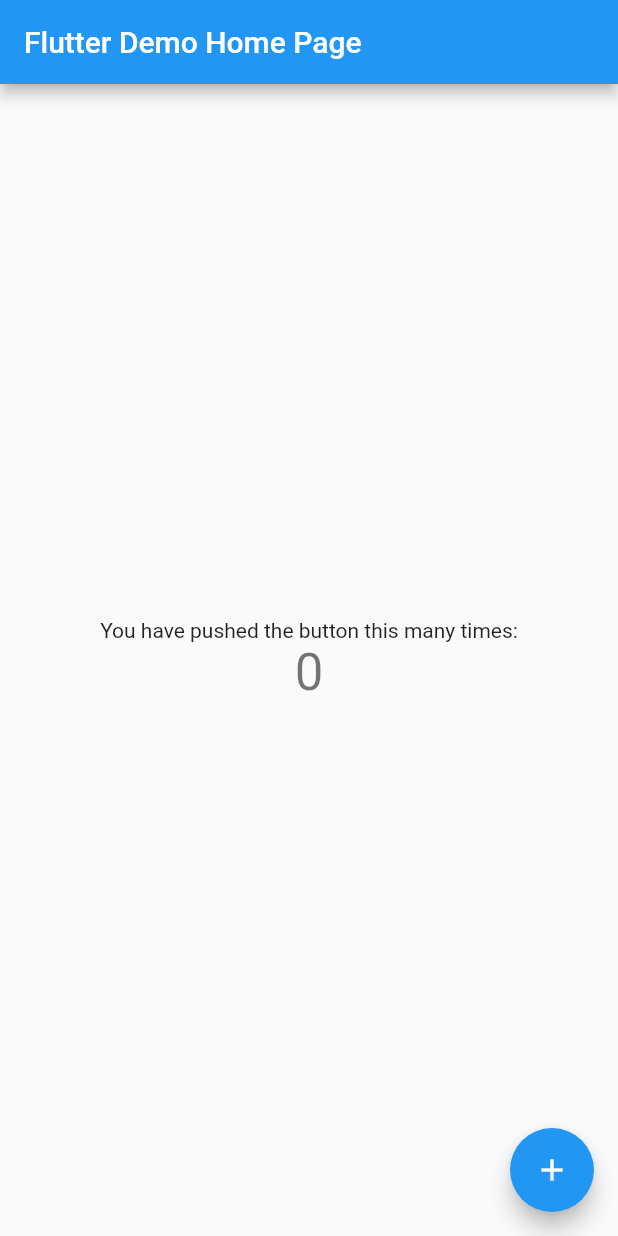
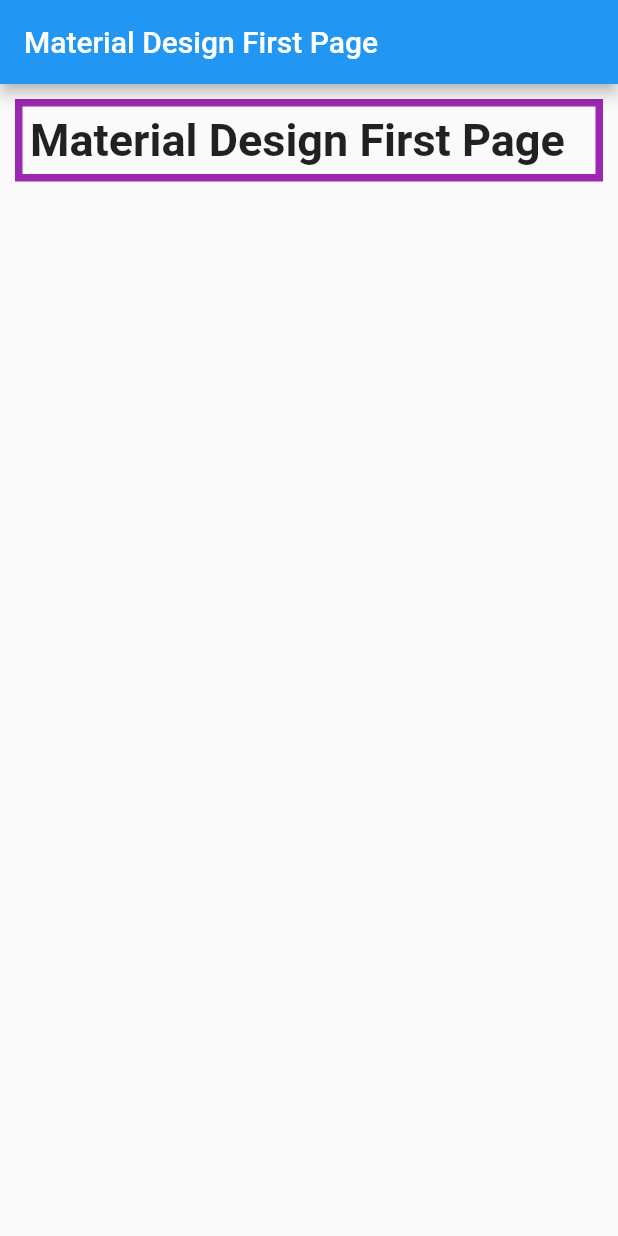
Before and after one commit to sanjibsinha/better_flutter, a Flutter app: the screen it shows after launch, on a phone screen of 412 x 824 dp. Run offline on Flutter 3.47's test engine with Material 2 defaults, Android fonts, the light colour scheme and no system bars.

Commit message:
second commit

```diff
--- /dev/null
+++ b/lib/chapter_two/material_app/material_design.dart
@@ -0,0 +1,107 @@
+import 'dart:ui';
+
+import 'package:flutter/material.dart';
+
+class MaterialDesign extends StatelessWidget {
+  const MaterialDesign({Key? key}) : super(key: key);
+
+  @override
+  Widget build(BuildContext context) {
+    return MaterialApp(
+      title: 'Better Flutter - Essential Widgets',
+      home: MDFirstPage(),
+      initialRoute: '/',
+      onGenerateRoute: (settings) {
+        MaterialPageRoute(
+          settings: settings,
+          builder: (BuildContext context) => MDSecondPage(),
+          fullscreenDialog: true,
+        );
+      },
+    );
+  }
+}
+
+class MDFirstPage extends StatelessWidget {
+  const MDFirstPage({Key? key}) : super(key: key);
+
+  @override
+  Widget build(BuildContext context) {
+    return Scaffold(
+      appBar: AppBar(
+        title: Text('Material Design First Page'),
+      ),
+      body: MDFirstPageBody(),
+    );
+  }
+}
+
+class MDFirstPageBody extends StatelessWidget {
+  const MDFirstPageBody({Key? key}) : super(key: key);
+
+  @override
+  Widget build(BuildContext context) {
+    return ListView(
+      children: [
+        Container(
+          margin: EdgeInsets.all(10),
+          padding: EdgeInsets.all(5),
+          decoration: BoxDecoration(
+              border: Border.all(
+            width: 5,
+            color: Colors.purple,
+          )),
+          child: Text(
+            'Material Design First Page',
+            style: TextStyle(
+              fontSize: 30,
+              fontWeight: FontWeight.bold,
+            ),
+          ),
+        ),
+      ],
+    );
+  }
+}
+
+class MDSecondPage extends StatelessWidget {
+  const MDSecondPage({Key? key}) : super(key: key);
+
+  @override
+  Widget build(BuildContext context) {
+    return Scaffold(
+      appBar: AppBar(
+        title: Text('Material Design Second Page'),
+      ),
+      body: MDSecondPageBody(),
+    );
+  }
+}
+
+class MDSecondPageBody extends StatelessWidget {
+  const MDSecondPageBody({Key? key}) : super(key: key);
+
+  @override
+  Widget build(BuildContext context) {
+    return ListView(
+      children: [
+        Container(
+          margin: EdgeInsets.all(10),
+          padding: EdgeInsets.all(5),
+          decoration: BoxDecoration(
+              border: Border.all(
+            width: 5,
+            color: Colors.purple,
+          )),
+          child: Text(
+            'Material Design Second Page',
+            style: TextStyle(
+              fontSize: 30,
+              fontWeight: FontWeight.bold,
+            ),
+          ),
+        ),
+      ],
+    );
+  }
+}
```
Also changed, not shown: lib/main.dart (+3 -10 lines), 1 other file.
